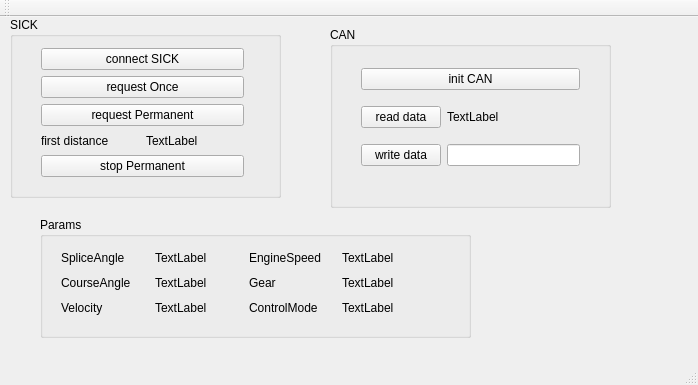
Before: the Qt Designer form mainwindow.ui in wozaiqufu/cyjApp, drawn with Qt 5.
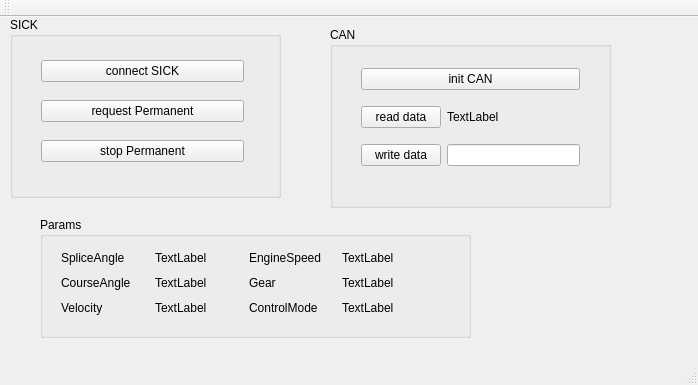
After: the same form once the commit is applied.

Commit message: remove SICK once data require

What changed in the file:
```diff
--- a/mainwindow.ui
+++ b/mainwindow.ui
@@ -42,17 +42,10 @@
       </rect>
      </property>
      <layout class="QGridLayout" name="gridLayout_3">
-      <item row="3" column="1">
-       <widget class="QLabel" name="label_SICKData">
+      <item row="1" column="0" colspan="2">
+       <widget class="QPushButton" name="pushButton_3">
         <property name="text">
-         <string>TextLabel</string>
-        </property>
-       </widget>
-      </item>
-      <item row="3" column="0">
-       <widget class="QLabel" name="label_5">
-        <property name="text">
-         <string>first distance</string>
+         <string>request Permanent</string>
         </property>
        </widget>
       </item>
@@ -63,21 +56,7 @@
         </property>
        </widget>
       </item>
-      <item row="1" column="0" colspan="2">
-       <widget class="QPushButton" name="pushButton_2">
-        <property name="text">
-         <string>request Once</string>
-        </property>
-       </widget>
-      </item>
       <item row="2" column="0" colspan="2">
-       <widget class="QPushButton" name="pushButton_3">
-        <property name="text">
-         <string>request Permanent</string>
-        </property>
-       </widget>
-      </item>
-      <item row="4" column="0" colspan="2">
        <widget class="QPushButton" name="pushButton_4">
         <property name="text">
          <string>stop Permanent</string>
```
The commit also changes 4 other files.
